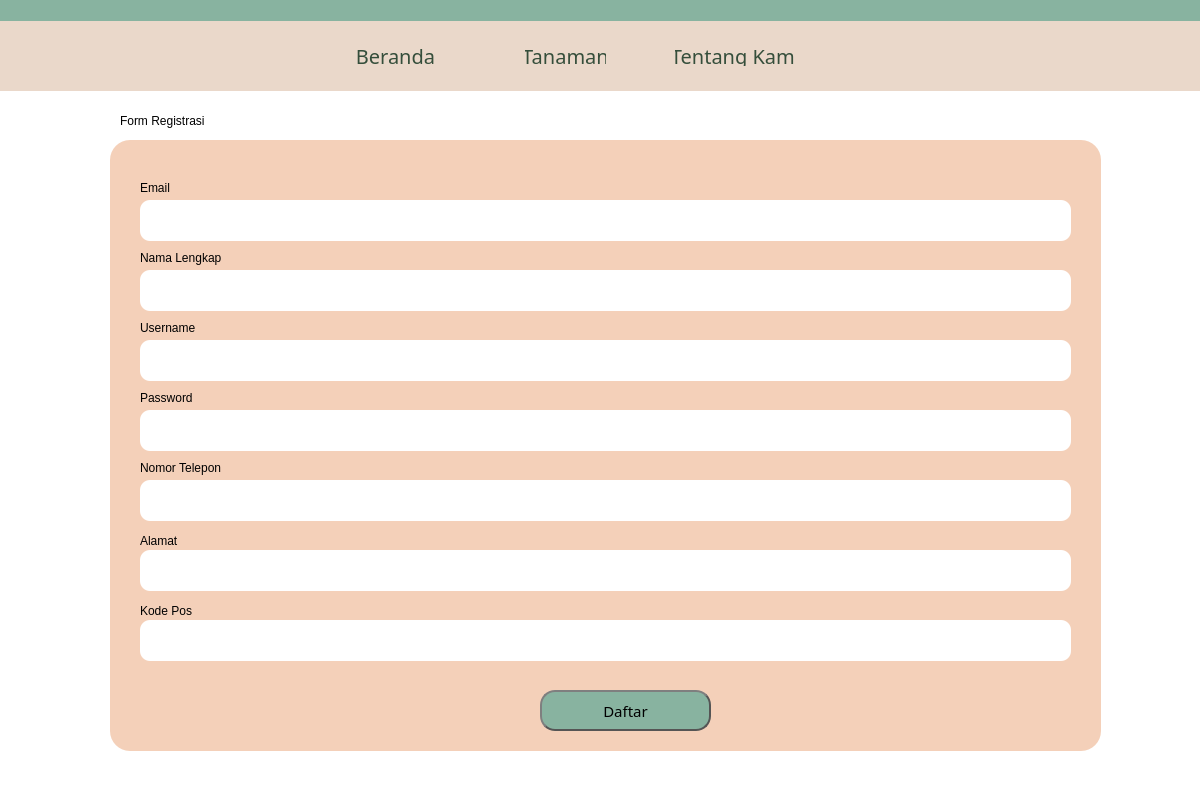
This is Frontend/UI/register.ui in gagaspbahar/onlyplants as Qt 5 draws it before an edit. The edited form follows.
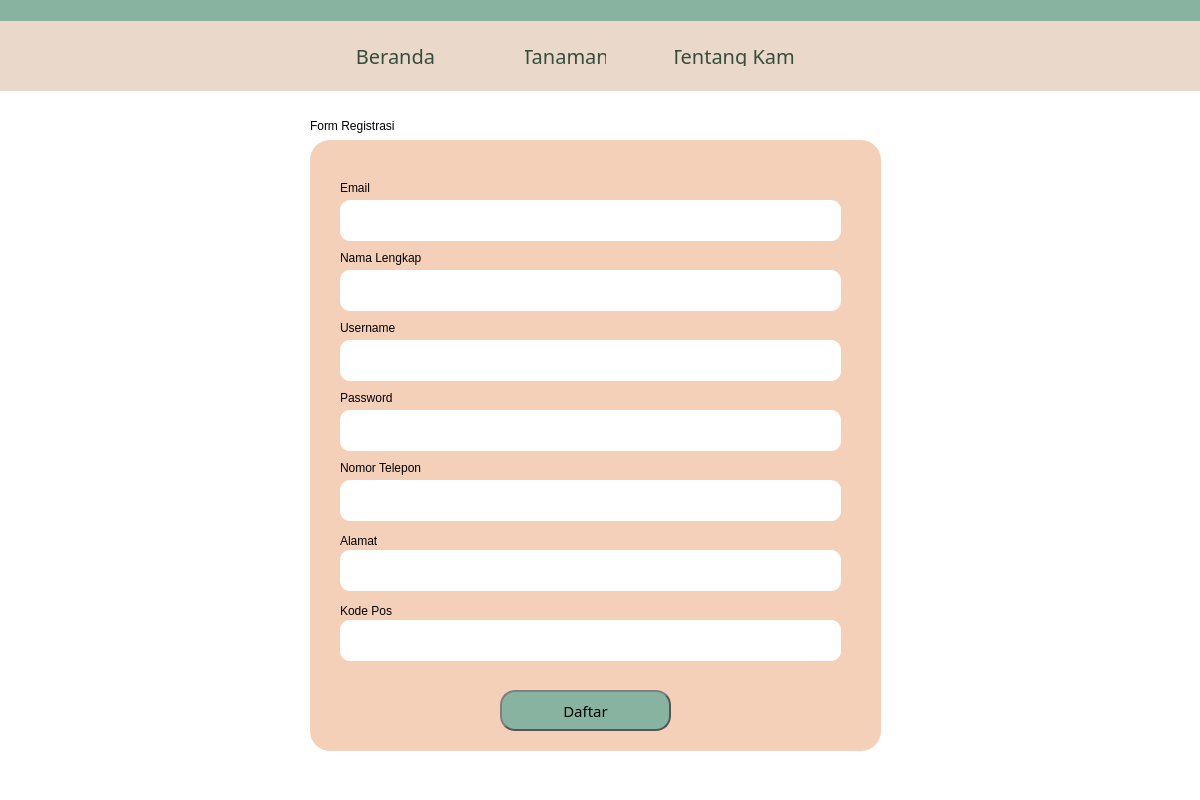
This is the edited form. Icons and pictures are not drawn.

```diff
--- a/Frontend/UI/register.ui
+++ b/Frontend/UI/register.ui
@@ -59,9 +59,9 @@
    <widget class="QFrame" name="loginframe">
     <property name="geometry">
      <rect>
-      <x>110</x>
+      <x>310</x>
       <y>140</y>
-      <width>991</width>
+      <width>571</width>
       <height>611</height>
      </rect>
     </property>
@@ -85,7 +85,7 @@
       <rect>
        <x>30</x>
        <y>60</y>
-       <width>931</width>
+       <width>501</width>
        <height>41</height>
       </rect>
      </property>
@@ -106,7 +106,7 @@
     <widget class="QPushButton" name="QPushButton_3">
      <property name="geometry">
       <rect>
-       <x>430</x>
+       <x>190</x>
        <y>550</y>
        <width>171</width>
        <height>41</height>
@@ -185,7 +185,7 @@
       <rect>
        <x>30</x>
        <y>130</y>
-       <width>931</width>
+       <width>501</width>
        <height>41</height>
       </rect>
      </property>
@@ -240,7 +240,7 @@
       <rect>
        <x>30</x>
        <y>270</y>
-       <width>931</width>
+       <width>501</width>
        <height>41</height>
       </rect>
      </property>
@@ -279,7 +279,7 @@
       <rect>
        <x>30</x>
        <y>340</y>
-       <width>931</width>
+       <width>501</width>
        <height>41</height>
       </rect>
      </property>
@@ -318,7 +318,7 @@
       <rect>
        <x>30</x>
        <y>410</y>
-       <width>931</width>
+       <width>501</width>
        <height>41</height>
       </rect>
      </property>
@@ -341,7 +341,7 @@
       <rect>
        <x>30</x>
        <y>200</y>
-       <width>931</width>
+       <width>501</width>
        <height>41</height>
       </rect>
      </property>
@@ -364,7 +364,7 @@
       <rect>
        <x>30</x>
        <y>480</y>
-       <width>931</width>
+       <width>501</width>
        <height>41</height>
       </rect>
      </property>
@@ -402,10 +402,10 @@
    <widget class="QLabel" name="label_10">
     <property name="geometry">
      <rect>
-      <x>120</x>
+      <x>310</x>
       <y>110</y>
       <width>151</width>
-      <height>21</height>
+      <height>31</height>
      </rect>
     </property>
     <property name="styleSheet">
```
Left out of the diff: 97 changed lines with no effect on the pictures.
